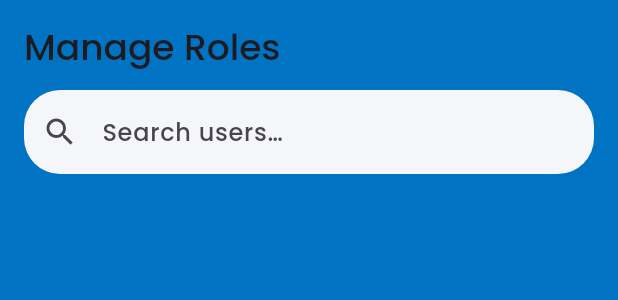
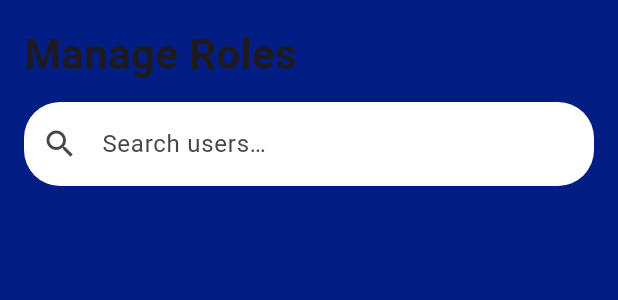
Before and after one commit to Eksaayl/SOIDProject, a Flutter app: the ManageRolesPage widget shown alone on an empty page, opened directly, on a phone screen of 412 x 824 dp. Shown: the top 300 px of the screen. Run offline on Flutter 3.47's test engine with Material 3 defaults, Android fonts, the light colour scheme and no system bars; our stand-ins replace cloud_firestore, firebase_auth, firebase_core, google_sign_in; accounts and stored records are empty.

Commit message:
THIRD COMMIT

```diff
--- a/lib/login.dart
+++ b/lib/login.dart
@@ -174,7 +174,7 @@ class _LoginPageState extends State<LoginPage> {
                     child: ElevatedButton(
                       onPressed: _isLoading ? null : _login,
                       style: ElevatedButton.styleFrom(
-                        backgroundColor: const Color(0xff00abff),
+                        backgroundColor: const Color(0xff021e84),
                       ),
                       child: _isLoading
                           ? const CircularProgressIndicator(
--- a/lib/main.dart
+++ b/lib/main.dart
@@ -36,7 +36,6 @@ class _AuthWatcherState extends State<AuthWatcher> {
   void initState() {
     super.initState();
     FirebaseAuth.instance.authStateChanges().listen((user) {
-      // user went from non-null to null ⇒ sign-out
       if (_prev != null && user == null) {
         context.read<SelectionModel>().setAll({});
       }
@@ -57,8 +56,7 @@ class MyApp extends StatelessWidget {
     return MaterialApp(
       title: 'Landing Page',
       theme: ThemeData(
-        scaffoldBackgroundColor: const Color(0xff0073C2),
-        fontFamily: 'Poppins',
+        scaffoldBackgroundColor: const Color(0xff021e84),
       ),
       debugShowCheckedModeBanner: false,
       home: const LoginPage(),
--- a/lib/manage_roles.dart
+++ b/lib/manage_roles.dart
@@ -1,7 +1,4 @@
-// lib/manage_roles.dart
-
 import 'dart:async';
-
 import 'package:flutter/material.dart';
 import 'package:cloud_firestore/cloud_firestore.dart';
 import 'package:intl/intl.dart';
@@ -21,6 +18,7 @@ class _ManageRolesPageState extends State<ManageRolesPage> {
   final TextEditingController _searchController = TextEditingController();
   Timer? _debounce;
   String _filterText = '';
+  int _currentPage = 0;
 
   @override
   void dispose() {
@@ -30,25 +28,31 @@ class _ManageRolesPageState extends State<ManageRolesPage> {
   }
 
   void _onSearchChanged(String value) {
-    // cancel any pending timer
     if (_debounce?.isActive ?? false) _debounce!.cancel();
-
-    // start a new one
     _debounce = Timer(const Duration(milliseconds: 500), () {
       setState(() {
         _filterText = value.trim().toLowerCase();
+        _currentPage = 0; // Reset to page 1 when searching
       });
     });
+  }
+
+  List<DocumentSnapshot> _getPagedDocs(List<DocumentSnapshot> docs) {
+    final start = _currentPage * _rowsPerPage;
+    final end = start + _rowsPerPage;
+    return docs.sublist(
+      start,
+      end > docs.length ? docs.length : end,
+    );
   }
 
   @override
   Widget build(BuildContext context) {
     final width = MediaQuery.of(context).size.width;
-    final isNarrow = width < 600;
+    final isNarrow = width < 1150;
 
     return StreamBuilder<QuerySnapshot>(
-      stream:
-          FirebaseFirestore.instance
+      stream: FirebaseFirestore.instance
           .collection('users')
           .orderBy('username')
           .snapshots(),
@@ -57,36 +61,38 @@ class _ManageRolesPageState extends State<ManageRolesPage> {
           return const Center(child: CircularProgressIndicator());
         }
 
-        final docs =
-            (snap.data?.docs ?? []).where((d) {
+        final docs = (snap.data?.docs ?? []).where((d) {
           final data = d.data()! as Map<String, dynamic>;
           final name = (data['username'] as String? ?? '').toLowerCase();
           final email = (data['email'] as String? ?? '').toLowerCase();
           return name.contains(_filterText) || email.contains(_filterText);
         }).toList();
 
+        if (_currentPage * _rowsPerPage >= docs.length && _currentPage != 0) {
+          _currentPage = 0;
+        }
+
+        final pagedDocs = _getPagedDocs(docs);
+
         return Padding(
           padding: const EdgeInsets.all(16),
           child: Column(
             crossAxisAlignment: CrossAxisAlignment.start,
             children: [
-              // header + search
-              Text('Manage Roles', style: Theme.of(context).textTheme.headlineSmall),
+              Text('Manage Roles', style: const TextStyle(fontWeight: FontWeight.bold, fontSize: 28)),
               const SizedBox(height: 12),
 
               Align(
                 alignment: Alignment.centerLeft,
                 child: ConstrainedBox(
-                  constraints: const BoxConstraints(
-                    maxWidth: 400, // never wider than 400px
-                  ),
+                  constraints: const BoxConstraints(maxWidth: 400),
                   child: TextField(
                     controller: _searchController,
                     decoration: InputDecoration(
                       hintText: 'Search users…',
                       prefixIcon: const Icon(Icons.search),
                       filled: true,
-                      fillColor: const Color(0xffF4F6FA),
+                      fillColor: Colors.white,
                       border: OutlineInputBorder(
                         borderRadius: BorderRadius.circular(24),
                         borderSide: BorderSide.none,
@@ -99,55 +105,36 @@ class _ManageRolesPageState extends State<ManageRolesPage> {
               ),
               const SizedBox(height: 16),
 
-              // choose layout
               if (isNarrow)
-                // —— NARROW LAYOUT: LIST OF CARDS ——————————————
                 Expanded(
                   child: ListView.builder(
-                    itemCount: docs.length,
+                    itemCount: pagedDocs.length,
                     itemBuilder: (ctx, i) {
-                      final d = docs[i];
+                      final d = pagedDocs[i];
                       final data = d.data()! as Map<String, dynamic>;
                       final id = d.id;
                       final username = data['username'] as String? ?? '';
                       final email = data['email'] as String? ?? '';
                       final ts = data['createdAt'] as Timestamp?;
-                      final createdAt =
-                          ts != null ? _fmt.format(ts.toDate()) : '—';
+                      final createdAt = ts != null ? _fmt.format(ts.toDate()) : '—';
                       final currentRole = data['role'] as String? ?? '';
                       final edited = _editedRoles[id] ?? currentRole;
 
                       return Card(
                         margin: const EdgeInsets.symmetric(vertical: 8),
-                        shape: RoundedRectangleBorder(
-                          borderRadius: BorderRadius.circular(12),
-                        ),
+                        shape: RoundedRectangleBorder(borderRadius: BorderRadius.circular(12)),
                         elevation: 2,
+                        color: Colors.white,
                         child: Padding(
                           padding: const EdgeInsets.all(12),
                           child: Column(
                             crossAxisAlignment: CrossAxisAlignment.start,
                             children: [
-                              Text(
-                                username,
-                                style: const TextStyle(
-                                  fontSize: 16,
-                                  fontWeight: FontWeight.bold,
-                                ),
-                              ),
+                              Text(username, style: const TextStyle(fontSize: 16, fontWeight: FontWeight.bold)),
                               const SizedBox(height: 4),
-                              Text(
-                                email,
-                                style: const TextStyle(
-                                  color: Colors.grey,
-                                  fontSize: 14,
-                                ),
-                              ),
+                              Text(email, style: const TextStyle(color: Colors.grey, fontSize: 14)),
                               const SizedBox(height: 8),
-                              Text(
-                                'Created: $createdAt',
-                                style: const TextStyle(fontSize: 12),
-                              ),
+                              Text('Created: $createdAt', style: const TextStyle(fontSize: 12)),
                               const SizedBox(height: 8),
                               Row(
                                 children: [
@@ -155,15 +142,7 @@ class _ManageRolesPageState extends State<ManageRolesPage> {
                                     child: DropdownButton<String>(
                                       value: edited,
                                       isExpanded: true,
-                                      items:
-                                          _allRoles
-                                              .map(
-                                                (r) => DropdownMenuItem(
-                                                  value: r,
-                                                  child: Text(r),
-                                                ),
-                                              )
-                                              .toList(),
+                                      items: _allRoles.map((r) => DropdownMenuItem(value: r, child: Text(r))).toList(),
                                       onChanged: (v) {
                                         if (v == null) return;
                                         setState(() => _editedRoles[id] = v);
@@ -174,18 +153,13 @@ class _ManageRolesPageState extends State<ManageRolesPage> {
                                     icon: const Icon(Icons.save),
                                     onPressed: () {
                                       final newRole = _editedRoles[id];
-                                      if (newRole != null &&
-                                          newRole != currentRole) {
+                                      if (newRole != null && newRole != currentRole) {
                                         FirebaseFirestore.instance
                                             .collection('users')
                                             .doc(id)
                                             .update({'role': newRole});
-                                        ScaffoldMessenger.of(
-                                          context,
-                                        ).showSnackBar(
-                                          const SnackBar(
-                                            content: Text('Role updated'),
-                                          ),
+                                        ScaffoldMessenger.of(context).showSnackBar(
+                                          const SnackBar(content: Text('Role updated')),
                                         );
                                         setState(() {
                                           _editedRoles.remove(id);
@@ -203,81 +177,60 @@ class _ManageRolesPageState extends State<ManageRolesPage> {
                   ),
                 )
               else
-                // —— WIDE LAYOUT: TABLE IN CARD ————————————————
                 Expanded(
                   child: Card(
-                    shape: RoundedRectangleBorder(
-                      borderRadius: BorderRadius.circular(16),
-                    ),
+                    shape: RoundedRectangleBorder(borderRadius: BorderRadius.circular(16)),
                     elevation: 2,
                     child: Column(
                       children: [
-                        // header row
                         Container(
-                          padding: const EdgeInsets.symmetric(
-                            vertical: 12,
-                            horizontal: 16,
-                          ),
+                          padding: const EdgeInsets.symmetric(vertical: 12, horizontal: 16),
                           decoration: BoxDecoration(
                             color: const Color(0xffF4F6FA),
-                            borderRadius: const BorderRadius.vertical(
-                              top: Radius.circular(16),
-                            ),
+                            borderRadius: const BorderRadius.vertical(top: Radius.circular(16)),
                           ),
                           child: Row(
                             children: const [
-                              _HeaderCell('Username', flex: 2),
-                              _HeaderCell('Email', flex: 3),
-                              _HeaderCell('Created At', flex: 2),
-                              _HeaderCell('Role', flex: 2),
+                              _HeaderCell('Username', flex: 3),
+                              _HeaderCell('Email', flex: 4),
+                              _HeaderCell('Created At', flex: 3),
+                              _HeaderCell('Role', flex: 1),
                               Spacer(flex: 1),
                             ],
                           ),
                         ),
-                        // body
                         Expanded(
+                          child: Container(
+                            color: const Color(0xffF4F6FA),
                             child: ListView.separated(
-                            itemCount: docs.length,
-                            separatorBuilder:
-                                (_, __) => const Divider(height: 0),
+                              itemCount: pagedDocs.length,
+                              separatorBuilder: (_, __) => const Divider(height: 0),
                               itemBuilder: (ctx, i) {
-                              final d = docs[i];
+                                final d = pagedDocs[i];
                                 final data = d.data()! as Map<String, dynamic>;
                                 final id = d.id;
-                              final username =
-                                  data['username'] as String? ?? '';
+                                final username = data['username'] as String? ?? '';
                                 final email = data['email'] as String? ?? '';
                                 final ts = data['createdAt'] as Timestamp?;
-                              final createdAt =
-                                  ts != null ? _fmt.format(ts.toDate()) : '—';
+                                final createdAt = ts != null ? _fmt.format(ts.toDate()) : '—';
                                 final currentRole = data['role'] as String? ?? '';
                                 final edited = _editedRoles[id] ?? currentRole;
 
-                              return Padding(
-                                padding: const EdgeInsets.symmetric(
-                                  vertical: 12,
-                                  horizontal: 16,
-                                ),
+                                return _HoverableRow(
+                                  child: Padding(
+                                    padding: const EdgeInsets.symmetric(vertical: 12, horizontal: 16),
                                     child: Row(
                                       children: [
-                                    Expanded(flex: 2, child: Text(username)),
-                                    Expanded(flex: 3, child: Text(email)),
-                                    Expanded(flex: 2, child: Text(createdAt)),
+                                        Expanded(flex: 3, child: Text(username)),
+                                        Expanded(flex: 4, child: Text(email)),
+                                        Expanded(flex: 3, child: Text(createdAt)),
                                         Expanded(
-                                      flex: 2,
+                                          flex: 1,
                                           child: DropdownButton<String>(
                                             value: edited,
                                             underline: const SizedBox(),
                                             isExpanded: true,
-                                        items:
-                                            _allRoles
-                                                .map(
-                                                  (r) => DropdownMenuItem(
-                                                    value: r,
-                                                    child: Text(r),
-                                                  ),
-                                                )
-                                                .toList(),
+                                            items: _allRoles.map((r) => DropdownMenuItem(value: r, child: Text(r))).toList(),
                                             onChanged: (v) {
                                               if (v == null) return;
                                               setState(() => _editedRoles[id] = v);
@@ -290,18 +243,13 @@ class _ManageRolesPageState extends State<ManageRolesPage> {
                                             icon: const Icon(Icons.save),
                                             onPressed: () {
                                               final newRole = _editedRoles[id];
-                                          if (newRole != null &&
-                                              newRole != currentRole) {
+                                              if (newRole != null && newRole != currentRole) {
                                                 FirebaseFirestore.instance
                                                     .collection('users')
                                                     .doc(id)
                                                     .update({'role': newRole});
-                                            ScaffoldMessenger.of(
-                                              context,
-                                            ).showSnackBar(
-                                              const SnackBar(
-                                                content: Text('Role updated'),
-                                              ),
+                                                ScaffoldMessenger.of(context).showSnackBar(
+                                                  const SnackBar(content: Text('Role updated')),
                                                 );
                                                 setState(() {
                                                   _editedRoles.remove(id);
@@ -312,30 +260,32 @@ class _ManageRolesPageState extends State<ManageRolesPage> {
                                         ),
                                       ],
                                     ),
+                                  ),
                                 );
                               },
                             ),
                           ),
-                        // pagination stub
+                        ),
                         Container(
-                          padding: const EdgeInsets.symmetric(
-                            vertical: 12,
-                            horizontal: 16,
-                          ),
+                          padding: const EdgeInsets.symmetric(vertical: 12, horizontal: 16),
                           child: Row(
                             mainAxisAlignment: MainAxisAlignment.spaceBetween,
-                            children: const [
-                              Text('Page 1 of 1'),
+                            children: [
+                              Text('Page ${_currentPage + 1} of ${((docs.length - 1) ~/ _rowsPerPage) + 1}'),
                               Row(
                                 children: [
                                   TextButton(
-                                    onPressed: null,
-                                    child: Text('Previous'),
+                                    onPressed: _currentPage > 0
+                                        ? () => setState(() => _currentPage--)
+                                        : null,
+                                    child: const Text('Previous'),
                                   ),
-                                  SizedBox(width: 8),
+                                  const SizedBox(width: 8),
                                   TextButton(
-                                    onPressed: null,
-                                    child: Text('Next'),
+                                    onPressed: (_currentPage + 1) * _rowsPerPage < docs.length
+                                        ? () => setState(() => _currentPage++)
+                                        : null,
+                                    child: const Text('Next'),
                                   ),
                                 ],
                               ),
@@ -354,7 +304,6 @@ class _ManageRolesPageState extends State<ManageRolesPage> {
   }
 }
 
-// helpers
 class _HeaderCell extends StatelessWidget {
   final String label;
   final int flex;
@@ -373,3 +322,29 @@ class _HeaderCell extends StatelessWidget {
     ),
   );
 }
+
+class _HoverableRow extends StatefulWidget {
+  final Widget child;
+
+  const _HoverableRow({required this.child});
+
+  @override
+  State<_HoverableRow> createState() => _HoverableRowState();
+}
+
+class _HoverableRowState extends State<_HoverableRow> {
+  bool _hovering = false;
+
+  @override
+  Widget build(BuildContext context) {
+    return MouseRegion(
+      onEnter: (_) => setState(() => _hovering = true),
+      onExit: (_) => setState(() => _hovering = false),
+      child: AnimatedContainer(
+        duration: const Duration(milliseconds: 200),
+        color: _hovering ? Colors.grey.withOpacity(0.15) : Colors.transparent,
+        child: widget.child,
+      ),
+    );
+  }
+}
--- a/lib/register.dart
+++ b/lib/register.dart
@@ -127,7 +127,7 @@ class _RegisterPageState extends State<RegisterPage> {
   @override
   Widget build(BuildContext context) {
     return Scaffold(
-      backgroundColor: const Color(0xff0073C2),
+      backgroundColor: const Color(0xff021e84),
       body: Center(
         child: ConstrainedBox(
           constraints: const BoxConstraints(
@@ -202,7 +202,7 @@ class _RegisterPageState extends State<RegisterPage> {
                       ),
                       onPressed: _isLoading ? null : _register,
                       child: _isLoading
-                          ? const CircularProgressIndicator(color: Colors.blue)
+                          ? const CircularProgressIndicator(color: Color(0xff021e84))
                           : const Text(
                         'Sign up',
                         style: TextStyle(
```
Also changed, not shown: lib/landing.dart (+19 -60 lines), lib/main_part.dart (added, +178 -0 lines), lib/settings.dart (added, +91 -0 lines), lib/startup.dart (+4 -4 lines), lib/summary.dart (deleted, +0 -24 lines). Lines whose indentation alone changed are shown as unchanged.
